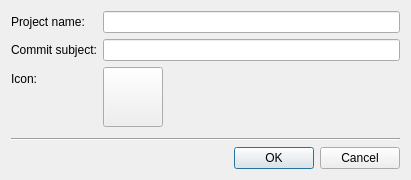
The window that applets/kdeobservatory/src/ui/kdeobservatoryconfigproject.ui (KDE/kdeplasma-addons) describes before a commit, drawn with Qt 5.
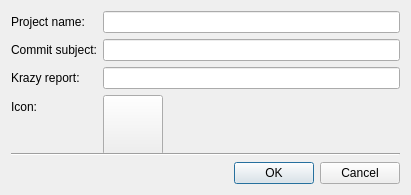
The same window after the commit. Custom widgets are drawn as their Qt base class.

Commit message: Krazy collector ok.

```diff
--- a/applets/kdeobservatory/src/ui/kdeobservatoryconfigproject.ui
+++ b/applets/kdeobservatory/src/ui/kdeobservatoryconfigproject.ui
@@ -7,7 +7,7 @@
     <x>0</x>
     <y>0</y>
     <width>411</width>
-    <height>180</height>
+    <height>195</height>
    </rect>
   </property>
   <property name="sizePolicy">
@@ -19,7 +19,7 @@
   <property name="minimumSize">
    <size>
     <width>411</width>
-    <height>180</height>
+    <height>195</height>
    </size>
   </property>
   <property name="windowTitle">
@@ -48,14 +48,14 @@
      <item row="1" column="1">
       <widget class="KLineEdit" name="commitSubject"/>
      </item>
-     <item row="2" column="0">
+     <item row="3" column="0">
       <widget class="QLabel" name="lblIcon">
        <property name="text">
         <string>Icon:</string>
        </property>
       </widget>
      </item>
-     <item row="2" column="1">
+     <item row="3" column="1">
       <widget class="KIconButton" name="icon">
        <property name="sizePolicy">
         <sizepolicy hsizetype="Fixed" vsizetype="Fixed">
@@ -77,7 +77,7 @@
        </property>
       </widget>
      </item>
-     <item row="3" column="1">
+     <item row="4" column="1">
       <spacer name="spacer">
        <property name="orientation">
         <enum>Qt::Vertical</enum>
@@ -90,6 +90,16 @@
        </property>
       </spacer>
      </item>
+     <item row="2" column="0">
+      <widget class="QLabel" name="lblKrazyReport">
+       <property name="text">
+        <string>Krazy report:</string>
+       </property>
+      </widget>
+     </item>
+     <item row="2" column="1">
+      <widget class="KLineEdit" name="krazyReport"/>
+     </item>
     </layout>
    </item>
    <item row="1" column="0">
```
Left out of the diff: 7 changed lines with no effect on the pictures. The commit also changes 11 other files.
